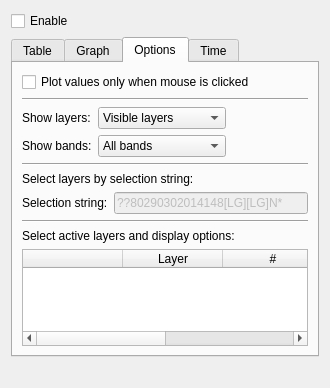
Before: the Qt Designer form ui_valuewidgetbase.ui in kant/valuetool, drawn with Qt 5.
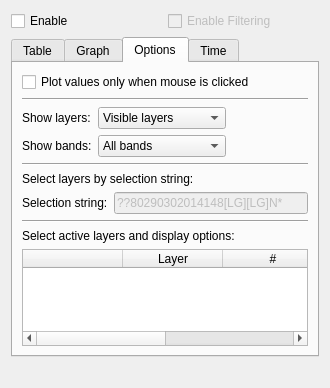
After: the same form once the commit is applied.

Commit message: make filter switch work, create own filterfile

```diff
--- a/ui_valuewidgetbase.ui
+++ b/ui_valuewidgetbase.ui
@@ -13,8 +13,8 @@
   <property name="windowTitle">
    <string>Form</string>
   </property>
-  <layout class="QVBoxLayout" name="verticalLayout">
-   <item>
+  <layout class="QGridLayout" name="gridLayout">
+   <item row="0" column="0">
     <widget class="QCheckBox" name="toggleValueTool">
      <property name="toolTip">
       <string>Can also be enabled using the &quot;Value Tool&quot; toolbar icon</string>
@@ -24,7 +24,20 @@
      </property>
     </widget>
    </item>
-   <item>
+   <item row="0" column="1">
+    <widget class="QCheckBox" name="toggleFilter">
+     <property name="enabled">
+      <bool>false</bool>
+     </property>
+     <property name="toolTip">
+      <string>Can also be enabled using the &quot;Value Tool&quot; toolbar icon</string>
+     </property>
+     <property name="text">
+      <string>Enable Filtering</string>
+     </property>
+    </widget>
+   </item>
+   <item row="1" column="0" colspan="2">
     <widget class="QTabWidget" name="tabWidget">
      <property name="tabPosition">
       <enum>QTabWidget::North</enum>
@@ -572,7 +585,7 @@
      </widget>
     </widget>
    </item>
-   <item>
+   <item row="2" column="0">
     <widget class="QLabel" name="labelStatus">
      <property name="text">
       <string/>
```
Left out of the diff: 30 changed lines with no effect on the pictures. The commit also changes 3 other files.
